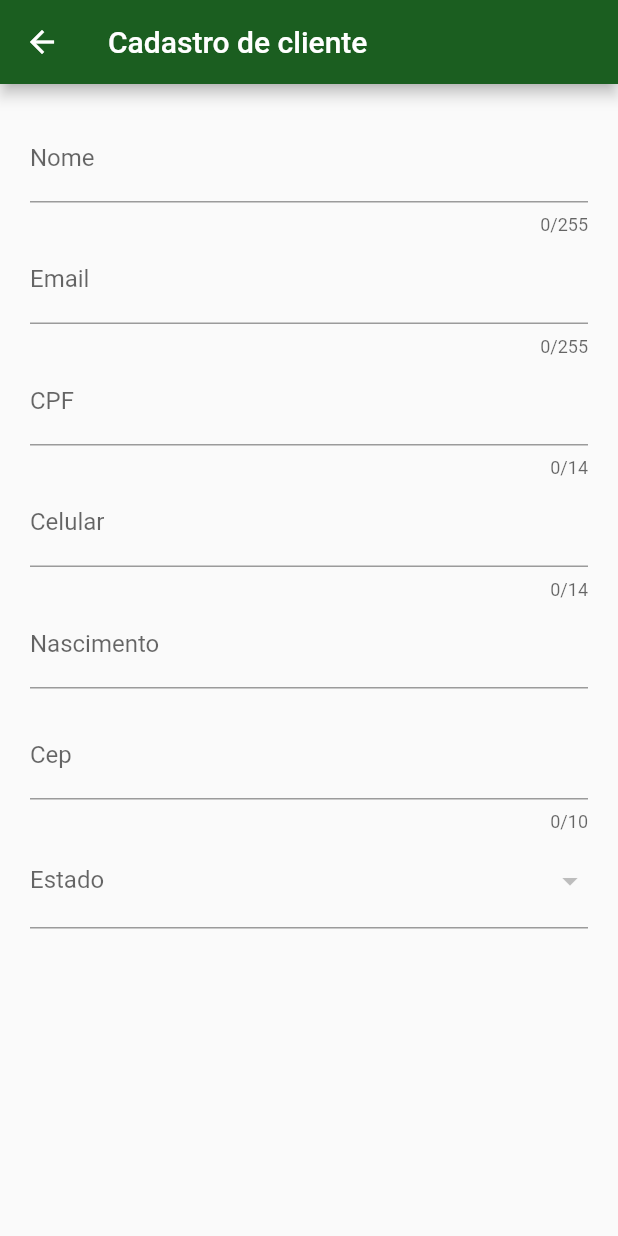
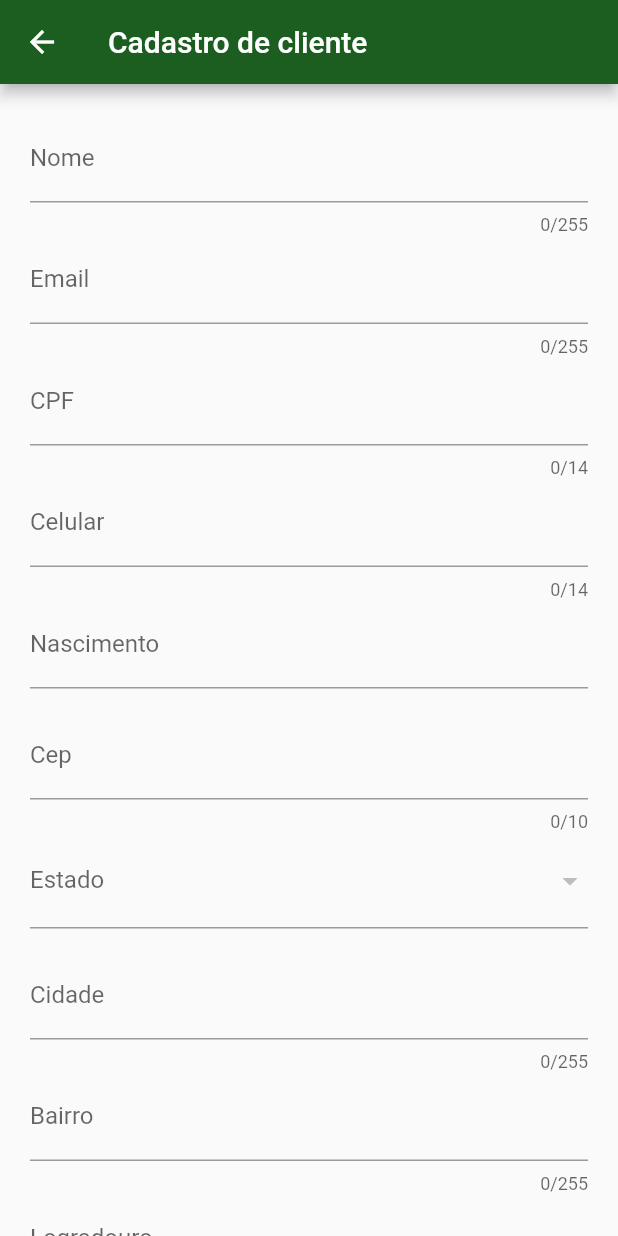
Before and after one commit to alura-cursos/alura_flutterforms, a Flutter app: the Registrar screen opened directly, on a phone screen of 412 x 824 dp. Run offline on Flutter 3.47's test engine with Material 2 defaults, Android fonts, the phone set to English and light mode, and no system bars; drawn by our look-alikes of date_time_picker; our stand-ins replace brasil_fields.

Commit message:
Vídeo 4.3

```diff
--- a/lib/screens/autenticacao/registrar.dart
+++ b/lib/screens/autenticacao/registrar.dart
@@ -169,6 +169,64 @@ class Registrar extends StatelessWidget {
                       return null;
                     },
                   ),
+
+                  SizedBox(height: 15),
+                  TextFormField(
+                    decoration: InputDecoration(
+                      labelText: 'Cidade',
+                    ),
+                    controller: _cidadeController,
+                    maxLength: 255,
+                    keyboardType: TextInputType.text,
+                    validator: (value) {
+
+                      if(value.length < 3)
+                        return 'Cidade inválida';
+
+                      return null;
+                    },
+                  ),
+
+                  TextFormField(
+                    decoration: InputDecoration(
+                      labelText: 'Bairro',
+                    ),
+                    controller: _bairroController,
+                    maxLength: 255,
+                    keyboardType: TextInputType.text,
+                    validator: (value) {
+
+                      if(value.length < 3)
+                        return 'Bairro inválido';
+
+                      return null;
+                    },
+                  ),
+
+                  TextFormField(
+                    decoration: InputDecoration(
+                      labelText: 'Logradouro',
+                    ),
+                    controller: _logradouroController,
+                    maxLength: 255,
+                    keyboardType: TextInputType.text,
+                    validator: (value) {
+
+                      if(value.length < 3)
+                        return 'Logradouro inválido';
+
+                      return null;
+                    },
+                  ),
+
+                  TextFormField(
+                    decoration: InputDecoration(
+                      labelText: 'Número',
+                    ),
+                    controller: _numeroController,
+                    maxLength: 255,
+                    keyboardType: TextInputType.text,
+                  ),
                 ],
               ),
             ),
```
